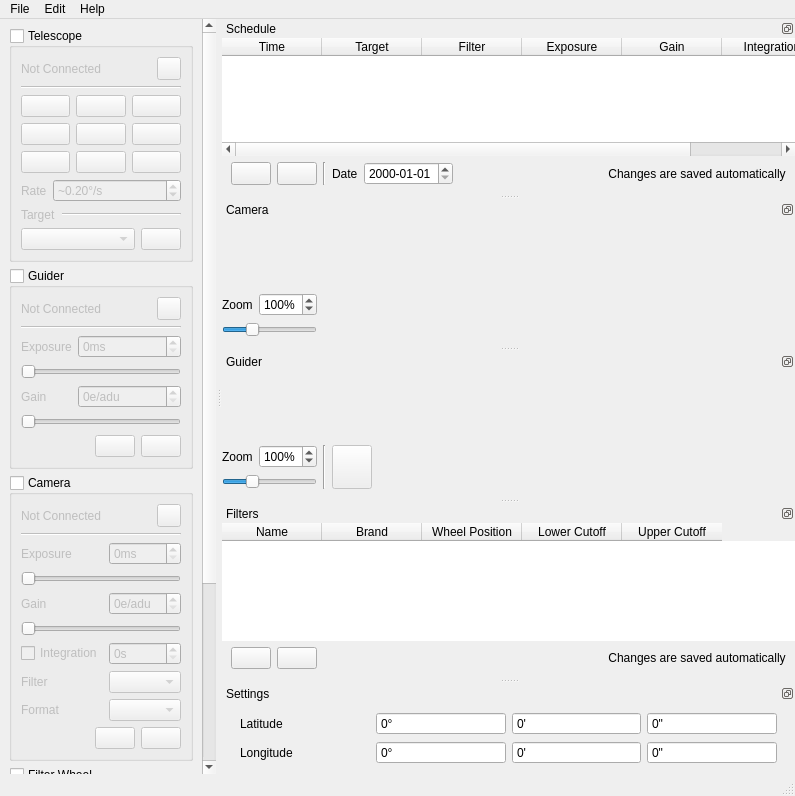
First picture: the form in qt5/mainwindow.ui, repository EthanChappel/Ecliptic, before the edit.
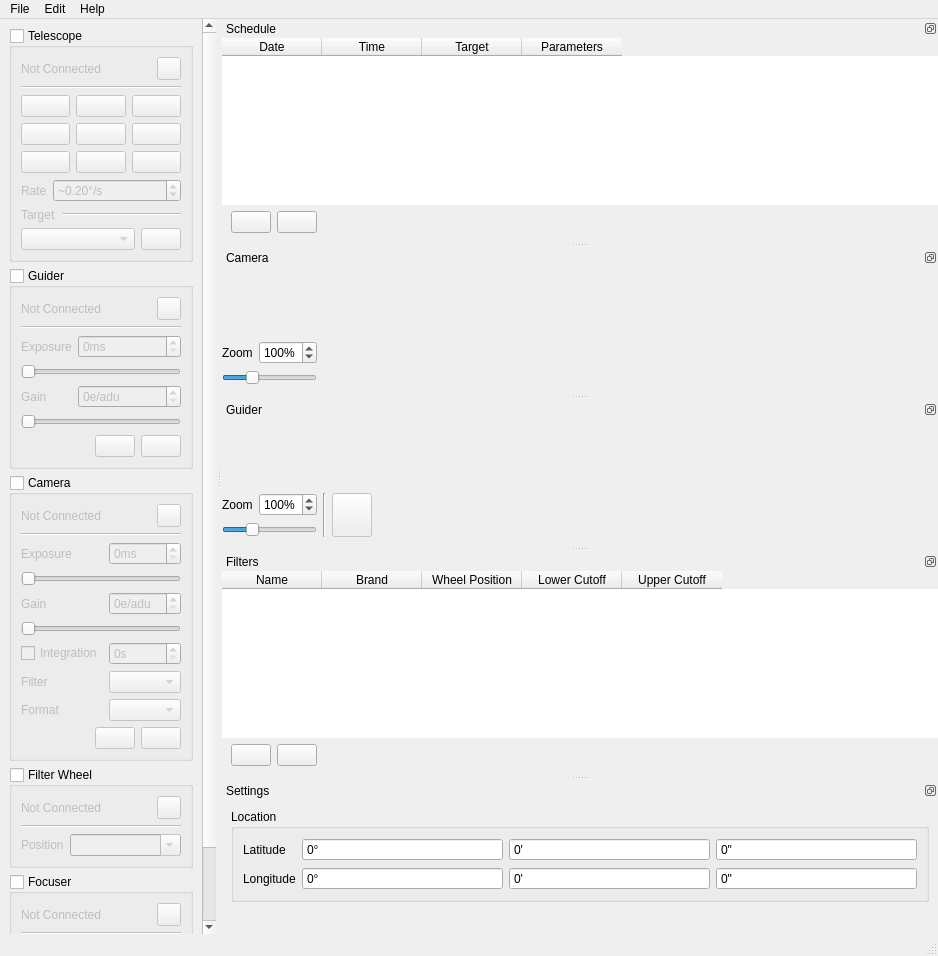
Second picture: the form after the edit. Icons and pictures are not drawn.

Commit message: Change columns of schedule table

```diff
--- a/qt5/mainwindow.ui
+++ b/qt5/mainwindow.ui
@@ -7,8 +7,8 @@
    <rect>
     <x>0</x>
     <y>0</y>
-    <width>795</width>
-    <height>796</height>
+    <width>938</width>
+    <height>956</height>
    </rect>
   </property>
   <property name="windowTitle">
@@ -81,8 +81,8 @@
         <rect>
          <x>0</x>
          <y>0</y>
-         <width>224</width>
-         <height>1247</height>
+         <width>256</width>
+         <height>1276</height>
         </rect>
        </property>
        <layout class="QFormLayout" name="formLayout_4">
@@ -1363,8 +1363,8 @@
     <rect>
      <x>0</x>
      <y>0</y>
-     <width>795</width>
-     <height>25</height>
+     <width>938</width>
+     <height>29</height>
     </rect>
    </property>
    <widget class="QMenu" name="file_menu">
@@ -1459,6 +1459,11 @@
        <attribute name="verticalHeaderCascadingSectionResizes">
         <bool>true</bool>
        </attribute>
+       <column>
+        <property name="text">
+         <string>Date</string>
+        </property>
+       </column>
        <column>
         <property name="text">
          <string>Time</string>
@@ -1477,36 +1482,12 @@
        </column>
        <column>
         <property name="text">
-         <string>Filter</string>
+         <string>Parameters</string>
         </property>
         <property name="toolTip">
          <string>The filter to use</string>
         </property>
        </column>
-       <column>
-        <property name="text">
-         <string>Exposure</string>
-        </property>
-        <property name="toolTip">
-         <string>How long to expose 1 frame</string>
-        </property>
-       </column>
-       <column>
-        <property name="text">
-         <string>Gain</string>
-        </property>
-        <property name="toolTip">
-         <string>The amount of gain to apply to an exposure</string>
-        </property>
-       </column>
-       <column>
-        <property name="text">
-         <string>Integration</string>
-        </property>
-        <property name="toolTip">
-         <string>How long to capture frames per file</string>
-        </property>
-       </column>
       </widget>
      </item>
      <item>
@@ -1557,54 +1538,6 @@
          </property>
         </widget>
        </item>
-       <item>
-        <widget class="Line" name="line_7">
-         <property name="orientation">
-          <enum>Qt::Vertical</enum>
-         </property>
-        </widget>
-       </item>
-       <item>
-        <widget class="QLabel" name="schedule_date_label">
-         <property name="sizePolicy">
-          <sizepolicy hsizetype="Fixed" vsizetype="Preferred">
-           <horstretch>0</horstretch>
-           <verstretch>0</verstretch>
-          </sizepolicy>
-         </property>
-         <property name="text">
-          <string>Date</string>
-         </property>
-        </widget>
-       </item>
-       <item>
-        <widget class="QDateEdit" name="schedule_dateedit">
-         <property name="sizePolicy">
-          <sizepolicy hsizetype="Fixed" vsizetype="Fixed">
-           <horstretch>0</horstretch>
-           <verstretch>0</verstretch>
-          </sizepolicy>
-         </property>
-         <property name="focusPolicy">
-          <enum>Qt::StrongFocus</enum>
-         </property>
-         <property name="currentSection">
-          <enum>QDateTimeEdit::DaySection</enum>
-         </property>
-         <property name="displayFormat">
-          <string>yyyy-MM-dd</string>
-         </property>
-         <property name="calendarPopup">
-          <bool>false</bool>
-         </property>
-         <property name="currentSectionIndex">
-          <number>2</number>
-         </property>
-         <property name="timeSpec">
-          <enum>Qt::UTC</enum>
-         </property>
-        </widget>
-       </item>
        <item>
         <spacer name="horizontalspacer_3">
          <property name="orientation">
@@ -1618,22 +1551,6 @@
          </property>
         </spacer>
        </item>
-       <item alignment="Qt::AlignRight">
-        <widget class="QLabel" name="changes_label">
-         <property name="sizePolicy">
-          <sizepolicy hsizetype="Fixed" vsizetype="Preferred">
-           <horstretch>0</horstretch>
-           <verstretch>0</verstretch>
-          </sizepolicy>
-         </property>
-         <property name="text">
-          <string>Changes are saved automatically</string>
-         </property>
-         <property name="alignment">
-          <set>Qt::AlignCenter</set>
-         </property>
-        </widget>
-       </item>
       </layout>
      </item>
     </layout>
@@ -1694,8 +1611,8 @@
          <rect>
           <x>0</x>
           <y>0</y>
-          <width>553</width>
-          <height>83</height>
+          <width>660</width>
+          <height>102</height>
          </rect>
         </property>
         <layout class="QVBoxLayout" name="verticalLayout_4">
@@ -1851,8 +1768,8 @@
          <rect>
           <x>0</x>
           <y>0</y>
-          <width>553</width>
-          <height>83</height>
+          <width>660</width>
+          <height>102</height>
          </rect>
         </property>
         <layout class="QVBoxLayout" name="verticalLayout_6">
@@ -2130,22 +2047,6 @@
          </property>
         </spacer>
        </item>
-       <item alignment="Qt::AlignRight">
-        <widget class="QLabel" name="changes_label_2">
-         <property name="sizePolicy">
-          <sizepolicy hsizetype="Fixed" vsizetype="Preferred">
-           <horstretch>0</horstretch>
-           <verstretch>0</verstretch>
-          </sizepolicy>
-         </property>
-         <property name="text">
-          <string>Changes are saved automatically</string>
-         </property>
-         <property name="alignment">
-          <set>Qt::AlignCenter</set>
-         </property>
-        </widget>
-       </item>
       </layout>
      </item>
     </layout>
@@ -2167,13 +2068,11 @@
    <widget class="QWidget" name="dockWidgetContents">
     <layout class="QVBoxLayout" name="verticalLayout_8">
      <item>
-      <layout class="QGridLayout" name="gridLayout_4">
-       <property name="leftMargin">
-        <number>9</number>
+      <widget class="QGroupBox" name="groupBox">
+       <property name="title">
+        <string>Location</string>
        </property>
-       <property name="rightMargin">
-        <number>9</number>
-       </property>
+       <layout class="QFormLayout" name="formLayout_2">
        <item row="0" column="0">
         <widget class="QLabel" name="lat_label">
          <property name="text">
@@ -2182,6 +2081,8 @@
         </widget>
        </item>
        <item row="0" column="1">
+         <layout class="QHBoxLayout" name="horizontalLayout">
+          <item>
         <widget class="QSpinBox" name="lat_d_spin">
          <property name="frame">
           <bool>true</bool>
@@ -2206,76 +2107,7 @@
          </property>
         </widget>
        </item>
-       <item row="1" column="3">
-        <widget class="QSpinBox" name="long_s_spin">
-         <property name="frame">
-          <bool>true</bool>
-         </property>
-         <property name="buttonSymbols">
-          <enum>QAbstractSpinBox::NoButtons</enum>
-         </property>
-         <property name="keyboardTracking">
-          <bool>false</bool>
-         </property>
-         <property name="showGroupSeparator" stdset="0">
-          <bool>false</bool>
-         </property>
-         <property name="suffix">
-          <string>&quot;</string>
-         </property>
-         <property name="maximum">
-          <number>59</number>
-         </property>
-        </widget>
-       </item>
-       <item row="1" column="2">
-        <widget class="QSpinBox" name="long_m_spin">
-         <property name="frame">
-          <bool>true</bool>
-         </property>
-         <property name="buttonSymbols">
-          <enum>QAbstractSpinBox::NoButtons</enum>
-         </property>
-         <property name="keyboardTracking">
-          <bool>false</bool>
-         </property>
-         <property name="showGroupSeparator" stdset="0">
-          <bool>false</bool>
-         </property>
-         <property name="suffix">
-          <string>'</string>
-         </property>
-         <property name="maximum">
-          <number>59</number>
-         </property>
-        </widget>
-       </item>
-       <item row="1" column="1">
-        <widget class="QSpinBox" name="long_d_spin">
-         <property name="frame">
-          <bool>true</bool>
-         </property>
-         <property name="buttonSymbols">
-          <enum>QAbstractSpinBox::NoButtons</enum>
-         </property>
-         <property name="keyboardTracking">
-          <bool>false</bool>
-         </property>
-         <property name="showGroupSeparator" stdset="0">
-          <bool>false</bool>
-         </property>
-         <property name="suffix">
-          <string>°</string>
-         </property>
-         <property name="minimum">
-          <number>-179</number>
-         </property>
-         <property name="maximum">
-          <number>179</number>
-         </property>
-        </widget>
-       </item>
-       <item row="0" column="2">
+          <item>
         <widget class="QSpinBox" name="lat_m_spin">
          <property name="frame">
           <bool>true</bool>
@@ -2297,6 +2129,30 @@
          </property>
         </widget>
        </item>
+          <item>
+           <widget class="QSpinBox" name="lat_s_spin">
+            <property name="frame">
+             <bool>true</bool>
+            </property>
+            <property name="buttonSymbols">
+             <enum>QAbstractSpinBox::NoButtons</enum>
+            </property>
+            <property name="keyboardTracking">
+             <bool>false</bool>
+            </property>
+            <property name="showGroupSeparator" stdset="0">
+             <bool>false</bool>
+            </property>
+            <property name="suffix">
+             <string>&quot;</string>
+            </property>
+            <property name="maximum">
+             <number>59</number>
+            </property>
+           </widget>
+          </item>
+         </layout>
+        </item>
        <item row="1" column="0">
         <widget class="QLabel" name="long_label">
          <property name="text">
@@ -2304,8 +2160,57 @@
          </property>
         </widget>
        </item>
-       <item row="0" column="3">
-        <widget class="QSpinBox" name="lat_s_spin">
+        <item row="1" column="1">
+         <layout class="QHBoxLayout" name="horizontalLayout_3">
+          <item>
+           <widget class="QSpinBox" name="long_d_spin">
+            <property name="frame">
+             <bool>true</bool>
+            </property>
+            <property name="buttonSymbols">
+             <enum>QAbstractSpinBox::NoButtons</enum>
+            </property>
+            <property name="keyboardTracking">
+             <bool>false</bool>
+            </property>
+            <property name="showGroupSeparator" stdset="0">
+             <bool>false</bool>
+            </property>
+            <property name="suffix">
+             <string>°</string>
+            </property>
+            <property name="minimum">
+             <number>-179</number>
+            </property>
+            <property name="maximum">
+             <number>179</number>
+            </property>
+           </widget>
+          </item>
+          <item>
+           <widget class="QSpinBox" name="long_m_spin">
+            <property name="frame">
+             <bool>true</bool>
+            </property>
+            <property name="buttonSymbols">
+             <enum>QAbstractSpinBox::NoButtons</enum>
+            </property>
+            <property name="keyboardTracking">
+             <bool>false</bool>
+            </property>
+            <property name="showGroupSeparator" stdset="0">
+             <bool>false</bool>
+            </property>
+            <property name="suffix">
+             <string>'</string>
+            </property>
+            <property name="maximum">
+             <number>59</number>
+            </property>
+           </widget>
+          </item>
+          <item>
+           <widget class="QSpinBox" name="long_s_spin">
          <property name="frame">
           <bool>true</bool>
          </property>
@@ -2327,6 +2232,9 @@
         </widget>
        </item>
       </layout>
+        </item>
+       </layout>
+      </widget>
      </item>
      <item>
       <spacer name="verticalSpacer">
```
Lines whose indentation alone changed are shown as unchanged. The commit also changes 2 other files.
